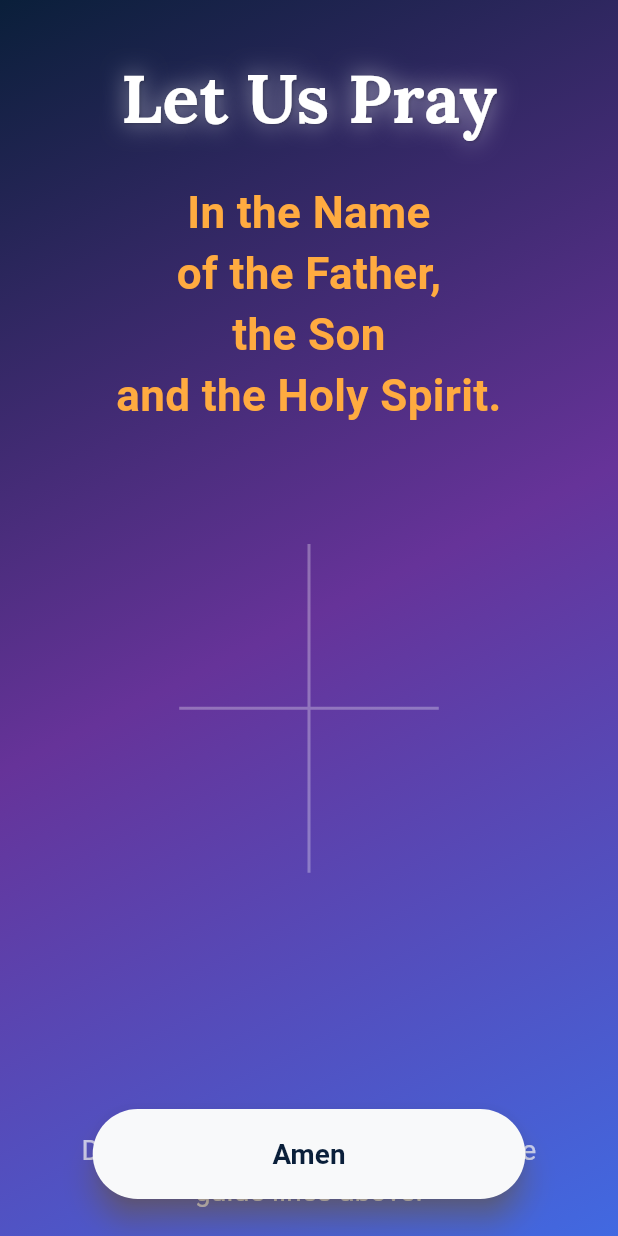
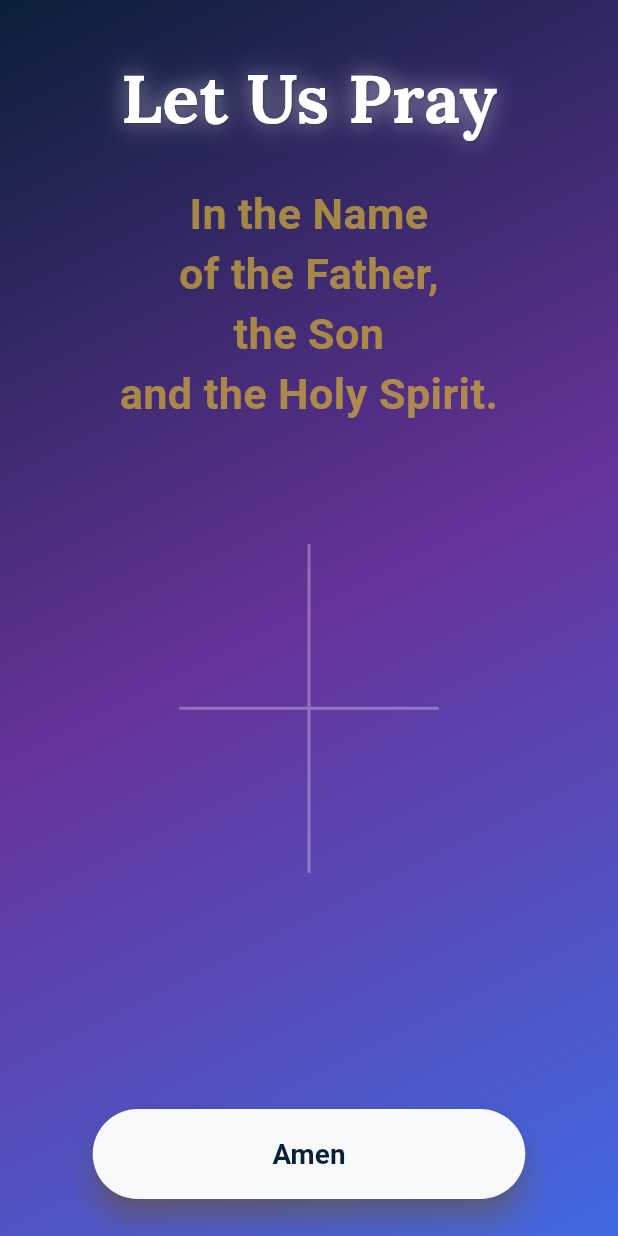
Before and after one commit to MelvinForJESUS/word_of_god, a Flutter app: the screen it shows after launch, on a phone screen of 412 x 824 dp. Run offline on Flutter 3.47's test engine with Material 3 defaults, Android fonts, the phone set to English and light mode, and no system bars; our stand-ins replace connectivity_plus, google_fonts, share_plus, webview_flutter.

Commit message:
IntroNewV1

```diff
--- a/lib/screens/introductory_screen.dart
+++ b/lib/screens/introductory_screen.dart
@@ -8,42 +8,7 @@ import 'preparatory_screen.dart';
 import '../utils/theme.dart';
 import 'dart:math'; // Import for math functions (used in cross detection)
 
-// BreathingAnimation widget (No changes) - Provides a subtle pulsing animation.
-class BreathingAnimation extends StatefulWidget {
-  final Widget child;
-  const BreathingAnimation({super.key, required this.child});
-  @override
-  _BreathingAnimationState createState() => _BreathingAnimationState();
-}
-
-class _BreathingAnimationState extends State<BreathingAnimation>
-    with TickerProviderStateMixin {
-  late AnimationController _controller;
-  late Animation<double> _animation;
-  @override
-  void initState() {
-    super.initState();
-    _controller = AnimationController(
-      duration: const Duration(seconds: 3), // Controls the speed of the animation
-      vsync: this,
-    )..repeat(reverse: true); // Makes the animation repeat back and forth
-    _animation = Tween<double>(begin: 1.0, end: 1.03).animate(_controller); // Defines the scale range
-  }
-
-  @override
-  void dispose() {
-    _controller.dispose();
-    super.dispose();
-  }
-
-  @override
-  Widget build(BuildContext context) {
-    return ScaleTransition(
-      scale: _animation,
-      child: widget.child,
-    );
-  }
-}
+// BreathingAnimation widget (Removed) - No longer used.
 
 class IntroductoryScreen extends StatefulWidget {
   const IntroductoryScreen({super.key});
@@ -61,9 +26,18 @@ class _IntroductoryScreenState extends State<IntroductoryScreen>
   late Animation<double> _bannerFadeAnimation; // Animation for the banner fade-out
   late AnimationController _amenButtonAnimationController; // Controller for Amen button fade-in
   late Animation<double> _amenButtonFadeAnimation;   // Animation for Amen button fade-in
+  late AnimationController _helperTextAnimationController; // Controller for helper text fade-out
+  late Animation<double> _helperTextFadeAnimation; // Animation for helper text fade-out
   bool _showBanner = true; // Flag to control the visibility of the banner
   bool _showAmenButton = false; // Flag to control the visibility of the Amen button
   bool _allowDrawing = false; // Flag to control when drawing is permitted
+
+  // Typing animation variables
+  late AnimationController _typingAnimationController;
+  final String _blessingText = "In the Name\nof the Father,\nthe Son\nand the Holy Spirit.";
+  List<String> _blessingWords = [];
+  // int _currentWordIndex = 0; // Not directly used in the final version, but good for understanding
+  bool _typingAnimationComplete = false;
 
   @override
   void initState() {
@@ -95,25 +69,56 @@ class _IntroductoryScreenState extends State<IntroductoryScreen>
       ),
     );
 
-    // Delay the banner fade-out animation.
-    Future.delayed(const Duration(seconds: 2), () {
-      if (mounted) { // Check if the widget is still mounted before updating state
-        _bannerAnimationController.forward().whenComplete(() {
+    // Initialize helper text animation controller and animation
+    _helperTextAnimationController = AnimationController(
+      vsync: this,
+      duration: const Duration(milliseconds: 500), // Match Amen button fade-in
+    );
+    _helperTextFadeAnimation = Tween<double>(begin: 1.0, end: 0.0).animate(
+      CurvedAnimation(
+        parent: _helperTextAnimationController,
+        curve: Curves.easeOut, // Fade out smoothly
+      ),
+    );
+
+    // --- Typing Animation Setup ---
+    _blessingWords = _blessingText.split(" "); // Split the text into words
+    _typingAnimationController = AnimationController(
+      vsync: this,
+      duration: const Duration(milliseconds: 2500), // Total duration for typing effect (adjust as needed)
+    );
+
+    _typingAnimationController.addStatusListener((status) {
+      if (status == AnimationStatus.completed) {
         setState(() {
-            _showBanner = false; // Hide the banner after the animation
-            _allowDrawing = true; // Enable drawing AFTER banner disappears
-          });
+          _typingAnimationComplete = true; // Set flag when animation completes
         });
       }
     });
 
-    // Delay the appearance of the "Amen" button.  This acts as a fallback
-    // if the user has trouble drawing the cross.
+    // Delay the banner fade-out animation.
+    Future.delayed(const Duration(seconds: 2), () {
+      if (mounted) {
+        _bannerAnimationController.forward().whenComplete(() {
+          setState(() {
+            _showBanner = false; // Hide the banner
+            _allowDrawing = true; // Enable drawing
+          });
+          // Start the typing animation *here*, after the banner is gone.
+          if (mounted) {
+            _typingAnimationController.forward();
+          }
+        });
+      }
+    });
+
+    // Delay the "Amen" button and helper text fade-out.
     Future.delayed(const Duration(seconds: 7), () {
       if (mounted) {
         setState(() {
-          _showAmenButton = true; // Show the Amen button
-          _amenButtonAnimationController.forward(); // Start fade-in animation
+          _showAmenButton = true;
+          _amenButtonAnimationController.forward(); // Fade in Amen button
+          _helperTextAnimationController.forward(); // Fade out helper text
         });
       }
     });
@@ -123,8 +128,35 @@ class _IntroductoryScreenState extends State<IntroductoryScreen>
   void dispose() {
     _animationController.dispose();
     _bannerAnimationController.dispose();
-    _amenButtonAnimationController.dispose(); // Dispose of the Amen button controller
+    _amenButtonAnimationController.dispose();
+    _helperTextAnimationController.dispose();
+    _typingAnimationController.dispose(); // Dispose of the typing animation controller
     super.dispose();
+  }
+
+    // Helper function to build the animated typing text
+  Widget _buildTypingText(double screenWidth) {
+    return AnimatedBuilder(
+      animation: _typingAnimationController,
+      builder: (context, child) {
+        int numWordsToShow =
+            (_typingAnimationController.value * _blessingWords.length).floor();
+        String textToShow = _blessingWords.sublist(0, numWordsToShow).join(" ");
+
+        return Text(
+          textToShow,
+          textAlign: TextAlign.center,
+          style: GoogleFonts.roboto(
+            textStyle: TextStyle(
+              fontSize: screenWidth * 0.07, // Responsive font size
+              fontWeight: FontWeight.bold,
+              color: AppTheme.jesusChristGold.withAlpha(180), // Use gold with reduced opacity
+              height: 1.4,
+            ),
+          ),
+        );
+      },
+    );
   }
 
   // _isCrossDrawn: Determines if the user has drawn a recognizable cross.
@@ -321,24 +353,11 @@ class _IntroductoryScreenState extends State<IntroductoryScreen>
                   ),
                   SizedBox(height: screenHeight * 0.03), // Responsive SizedBox
 
-                  // Subheading - Blessing text with breathing animation.
+                  // Subheading - Blessing text (Typing Animation)
                   Padding(
                     padding:
                         EdgeInsets.symmetric(horizontal: blessingPaddingHorizontal),
-                    child: BreathingAnimation( // Applies the breathing animation
-                      child: Text(
-                        "In the Name\nof the Father,\nthe Son\nand the Holy Spirit.",
-                        textAlign: TextAlign.center, // Center-align the text
-                        style: GoogleFonts.roboto( // Use the Roboto font
-                          textStyle: TextStyle(
-                            fontSize: blessingFontSize,
-                            fontWeight: FontWeight.bold,
-                            color: Colors.orangeAccent, // Text color
-                            height: blessingLineHeight, // Line height for spacing
-                          ),
-                        ),
-                      ),
-                    ),
+                    child:_buildTypingText(screenWidth),
                   ),
                   SizedBox(height: screenHeight * 0.04), // Spacing
 
@@ -382,19 +401,22 @@ class _IntroductoryScreenState extends State<IntroductoryScreen>
                   // Use Spacer to push content to the top and button to the bottom
                   const Spacer(),
 
-                  // Helper text - Instructions to draw cross.
-                  Padding(
+                  // Helper text - Instructions to draw cross (with fade-out).
+                  FadeTransition(
+                    opacity: _helperTextFadeAnimation, // Controls the fade-out
+                    child: Padding(
                       padding:
                           EdgeInsets.symmetric(horizontal: blessingPaddingHorizontal),
                       child: Text(
                         "Draw the sign of the cross using the guide lines above.",
-                      textAlign: TextAlign.center, // Center-align the text
+                        textAlign: TextAlign.center,
                         style: TextStyle(
                             fontSize: helperTextFontSize, color: Colors.white70),
                       ),
                     ),
+                  ),
 
-                  SizedBox(height: screenHeight * 0.02), // Spacing before button (adjust as needed)
+                  SizedBox(height: screenHeight * 0.02), // Spacing before button
                 ],
               ),
             ),
@@ -409,7 +431,7 @@ class _IntroductoryScreenState extends State<IntroductoryScreen>
                 child: FadeTransition(
                   opacity: _amenButtonFadeAnimation,
                   child: Padding(
-                    padding: EdgeInsets.symmetric(horizontal: screenWidth * 0.15), // Add horizontal padding
+                    padding: EdgeInsets.symmetric(horizontal: screenWidth * 0.15),
                     child: AnimatedBuilder(
                       animation: _animationController,
                       builder: (context, child) {
@@ -430,11 +452,11 @@ class _IntroductoryScreenState extends State<IntroductoryScreen>
                             shape: RoundedRectangleBorder(
                               borderRadius: BorderRadius.circular(30), // Rounded corners
                             ),
-                          ).copyWith( // Use copyWith to modify the default style
-                            elevation: MaterialStateProperty.all(8), // Constant elevation
+                          ).copyWith(
+                            elevation: MaterialStateProperty.all(8),
                             shadowColor: MaterialStateProperty.all(
                                 AppTheme.accentGold.withAlpha((0.8 * 255).toInt())),
-                            overlayColor: MaterialStateProperty.resolveWith<Color?>( // Add a subtle overlay color
+                            overlayColor: MaterialStateProperty.resolveWith<Color?>(
                                   (Set<MaterialState> states) {
                                 if (states.contains(MaterialState.pressed)) {
                                   return AppTheme.accentGold.withAlpha(50); // Slightly darker when pressed
@@ -457,22 +479,22 @@ class _IntroductoryScreenState extends State<IntroductoryScreen>
 
             // Full Screen Banner (Fades out at the start).
             if (_showBanner)
-              FadeTransition( // Applies a fade transition
-                opacity: _bannerFadeAnimation, // Controls the opacity
-                child: Container( // The banner container
-                  color: AppTheme.godTheFather, // Background color
-                  alignment: Alignment.center, // Center the text
+              FadeTransition(
+                opacity: _bannerFadeAnimation,
+                child: Container(
+                  color: AppTheme.godTheFather,
+                  alignment: Alignment.center,
                   child: Padding(
                     padding: EdgeInsets.all(bannerPadding),
                     child: Text(
-                      "WORD\nof\nGOD", // Banner text
+                      "WORD\nof\nGOD",
                       textAlign: TextAlign.center,
-                      style: GoogleFonts.lora( // Use the Lora font
+                      style: GoogleFonts.lora(
                         textStyle: TextStyle(
                           fontSize: bannerFontSize,
                           fontWeight: FontWeight.bold,
                           color: Colors.white,
-                          letterSpacing: 1.5, // Letter spacing for style
+                          letterSpacing: 1.5,
                         ),
                       ),
                     ),
```
Lines whose indentation alone changed are shown as unchanged.
